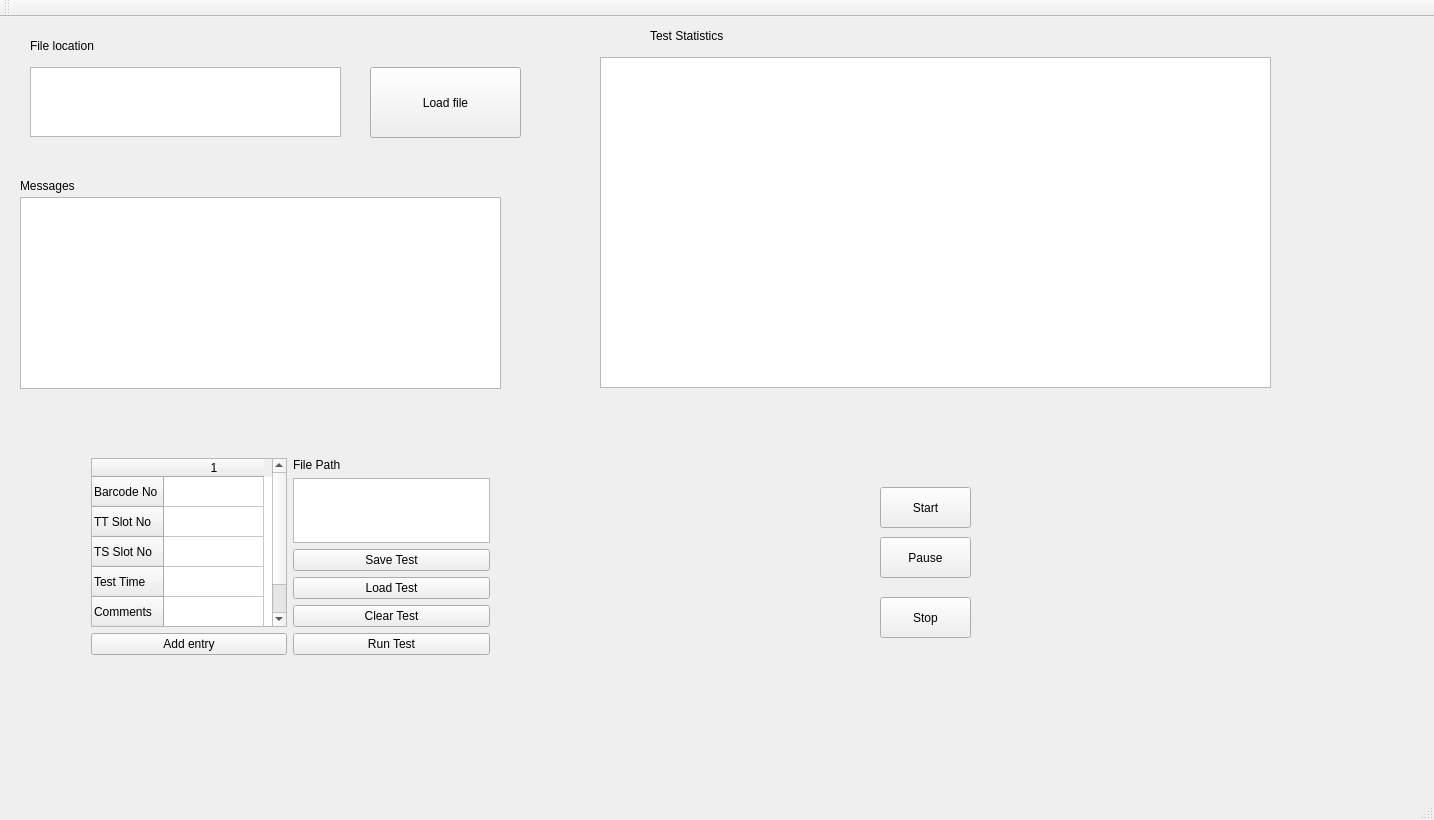
Qt form mainwindow.ui (gokul-gokz/QT_UI) before a commit.
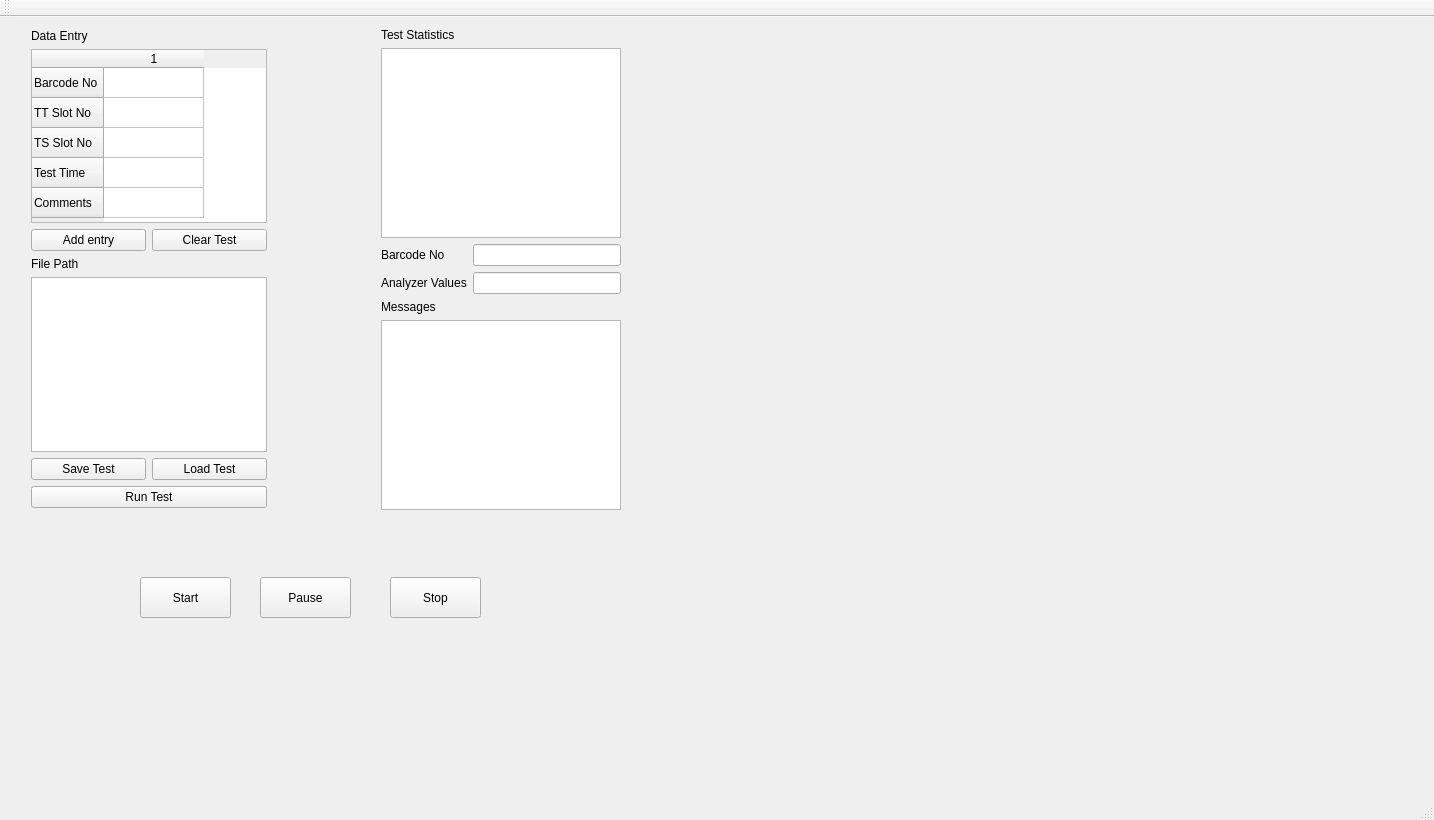
The same form after that commit.

Commit message: Added components for test results display

```diff
--- a/mainwindow.ui
+++ b/mainwindow.ui
@@ -14,57 +14,11 @@
    <string>MainWindow</string>
   </property>
   <widget class="QWidget" name="centralWidget">
-   <widget class="QTextEdit" name="pubText">
-    <property name="geometry">
-     <rect>
-      <x>30</x>
-      <y>50</y>
-      <width>311</width>
-      <height>70</height>
-     </rect>
-    </property>
-   </widget>
-   <widget class="QPushButton" name="publishButton">
-    <property name="geometry">
-     <rect>
-      <x>370</x>
-      <y>50</y>
-      <width>151</width>
-      <height>71</height>
-     </rect>
-    </property>
-    <property name="text">
-     <string>Load file</string>
-    </property>
-   </widget>
-   <widget class="QTextBrowser" name="subText">
-    <property name="geometry">
-     <rect>
-      <x>20</x>
-      <y>180</y>
-      <width>481</width>
-      <height>192</height>
-     </rect>
-    </property>
-   </widget>
-   <widget class="QLabel" name="label">
-    <property name="geometry">
-     <rect>
-      <x>20</x>
-      <y>160</y>
-      <width>151</width>
-      <height>17</height>
-     </rect>
-    </property>
-    <property name="text">
-     <string>Messages</string>
-    </property>
-   </widget>
    <widget class="QPushButton" name="startButton">
     <property name="geometry">
      <rect>
-      <x>880</x>
-      <y>470</y>
+      <x>140</x>
+      <y>560</y>
       <width>91</width>
       <height>41</height>
      </rect>
@@ -76,8 +30,8 @@
    <widget class="QPushButton" name="pauseButton">
     <property name="geometry">
      <rect>
-      <x>880</x>
-      <y>520</y>
+      <x>260</x>
+      <y>560</y>
       <width>91</width>
       <height>41</height>
      </rect>
@@ -89,8 +43,8 @@
    <widget class="QPushButton" name="stopButton">
     <property name="geometry">
      <rect>
-      <x>880</x>
-      <y>580</y>
+      <x>390</x>
+      <y>560</y>
       <width>91</width>
       <height>41</height>
      </rect>
@@ -105,143 +59,161 @@
      <bool>false</bool>
     </property>
    </widget>
-   <widget class="QGraphicsView" name="graphicsView">
-    <property name="geometry">
-     <rect>
-      <x>600</x>
-      <y>40</y>
-      <width>671</width>
-      <height>331</height>
-     </rect>
-    </property>
-   </widget>
-   <widget class="QLabel" name="label_2">
-    <property name="geometry">
-     <rect>
-      <x>650</x>
-      <y>10</y>
-      <width>151</width>
-      <height>17</height>
-     </rect>
-    </property>
-    <property name="text">
-     <string>Test Statistics</string>
-    </property>
-   </widget>
-   <widget class="QLabel" name="label_3">
-    <property name="geometry">
-     <rect>
-      <x>30</x>
-      <y>20</y>
-      <width>151</width>
-      <height>17</height>
-     </rect>
-    </property>
-    <property name="text">
-     <string>File location</string>
-    </property>
-   </widget>
    <widget class="QWidget" name="">
     <property name="geometry">
      <rect>
-      <x>80</x>
-      <y>430</y>
-      <width>421</width>
-      <height>219</height>
+      <x>20</x>
+      <y>1</y>
+      <width>258</width>
+      <height>501</height>
      </rect>
     </property>
     <layout class="QGridLayout" name="gridLayout">
-     <item row="0" column="0" rowspan="5">
-      <widget class="QTableWidget" name="tableWidget">
-       <row>
-        <property name="text">
-         <string>Barcode No</string>
-        </property>
-       </row>
-       <row>
-        <property name="text">
-         <string>TT Slot No</string>
-        </property>
-       </row>
-       <row>
-        <property name="text">
-         <string>TS Slot No</string>
-        </property>
-       </row>
-       <row>
-        <property name="text">
-         <string>Test Time</string>
-        </property>
-       </row>
-       <row>
-        <property name="text">
-         <string>Comments</string>
-        </property>
-       </row>
-       <column>
-        <property name="text">
-         <string>1</string>
-        </property>
-       </column>
+     <item row="0" column="0">
+      <widget class="QLabel" name="label_3">
+       <property name="text">
+        <string>Data Entry</string>
+       </property>
       </widget>
      </item>
-     <item row="0" column="2">
+     <item row="2" column="0">
+      <widget class="QPushButton" name="Addentry">
+       <property name="text">
+        <string>Add entry</string>
+       </property>
+      </widget>
+     </item>
+     <item row="2" column="1">
+      <widget class="QPushButton" name="Cleartest">
+       <property name="text">
+        <string>Clear Test</string>
+       </property>
+      </widget>
+     </item>
+     <item row="3" column="0">
       <widget class="QLabel" name="label_4">
        <property name="text">
         <string>File Path</string>
        </property>
       </widget>
      </item>
-     <item row="1" column="1">
-      <spacer name="horizontalSpacer">
-       <property name="orientation">
-        <enum>Qt::Horizontal</enum>
-       </property>
-       <property name="sizeHint" stdset="0">
-        <size>
-         <width>18</width>
-         <height>20</height>
-        </size>
-       </property>
-      </spacer>
-     </item>
-     <item row="1" column="2">
+     <item row="4" column="0" colspan="2">
       <widget class="QPlainTextEdit" name="filepath"/>
      </item>
-     <item row="2" column="2">
+     <item row="5" column="0">
       <widget class="QPushButton" name="SaveTest">
        <property name="text">
         <string>Save Test</string>
        </property>
       </widget>
      </item>
-     <item row="3" column="2">
+     <item row="5" column="1">
       <widget class="QPushButton" name="LoadTest">
        <property name="text">
         <string>Load Test</string>
        </property>
       </widget>
      </item>
-     <item row="4" column="2">
-      <widget class="QPushButton" name="Cleartest">
-       <property name="text">
-        <string>Clear Test</string>
-       </property>
-      </widget>
-     </item>
-     <item row="5" column="0">
-      <widget class="QPushButton" name="Addentry">
-       <property name="text">
-        <string>Add entry</string>
-       </property>
-      </widget>
-     </item>
-     <item row="5" column="2">
+     <item row="6" column="0" colspan="2">
       <widget class="QPushButton" name="Runtest">
        <property name="text">
         <string>Run Test</string>
        </property>
       </widget>
+     </item>
+     <item row="1" column="0" colspan="2">
+      <widget class="QTableWidget" name="tableWidget">
+       <row>
+        <property name="text">
+         <string>Barcode No</string>
+        </property>
+       </row>
+       <row>
+        <property name="text">
+         <string>TT Slot No</string>
+        </property>
+       </row>
+       <row>
+        <property name="text">
+         <string>TS Slot No</string>
+        </property>
+       </row>
+       <row>
+        <property name="text">
+         <string>Test Time</string>
+        </property>
+       </row>
+       <row>
+        <property name="text">
+         <string>Comments</string>
+        </property>
+       </row>
+       <column>
+        <property name="text">
+         <string>1</string>
+        </property>
+       </column>
+      </widget>
+     </item>
+    </layout>
+   </widget>
+   <widget class="QWidget" name="">
+    <property name="geometry">
+     <rect>
+      <x>370</x>
+      <y>0</y>
+      <width>262</width>
+      <height>504</height>
+     </rect>
+    </property>
+    <layout class="QGridLayout" name="gridLayout_3">
+     <item row="0" column="0">
+      <layout class="QGridLayout" name="gridLayout_2">
+       <item row="0" column="0">
+        <widget class="QLabel" name="label_2">
+         <property name="text">
+          <string>Test Statistics</string>
+         </property>
+        </widget>
+       </item>
+       <item row="1" column="0">
+        <widget class="QGraphicsView" name="graphicsView"/>
+       </item>
+       <item row="2" column="0">
+        <layout class="QFormLayout" name="formLayout">
+         <item row="0" column="0">
+          <widget class="QLabel" name="label_5">
+           <property name="text">
+            <string>Barcode No</string>
+           </property>
+          </widget>
+         </item>
+         <item row="0" column="1">
+          <widget class="QLineEdit" name="lineEdit"/>
+         </item>
+         <item row="1" column="0">
+          <widget class="QLabel" name="AnalyzerValues">
+           <property name="text">
+            <string>Analyzer Values</string>
+           </property>
+          </widget>
+         </item>
+         <item row="1" column="1">
+          <widget class="QLineEdit" name="lineEdit_2"/>
+         </item>
+        </layout>
+       </item>
+      </layout>
+     </item>
+     <item row="1" column="0">
+      <widget class="QLabel" name="label">
+       <property name="text">
+        <string>Messages</string>
+       </property>
+      </widget>
+     </item>
+     <item row="2" column="0">
+      <widget class="QTextBrowser" name="subText"/>
      </item>
     </layout>
    </widget>
```
The commit also changes 3 other files.
